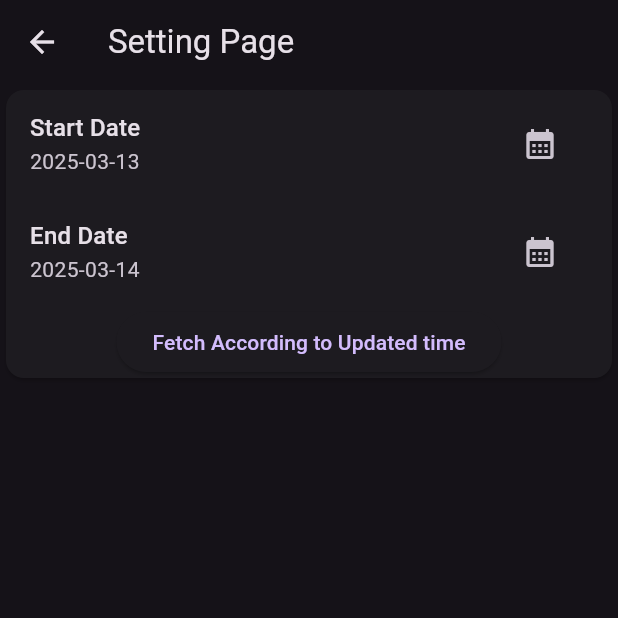
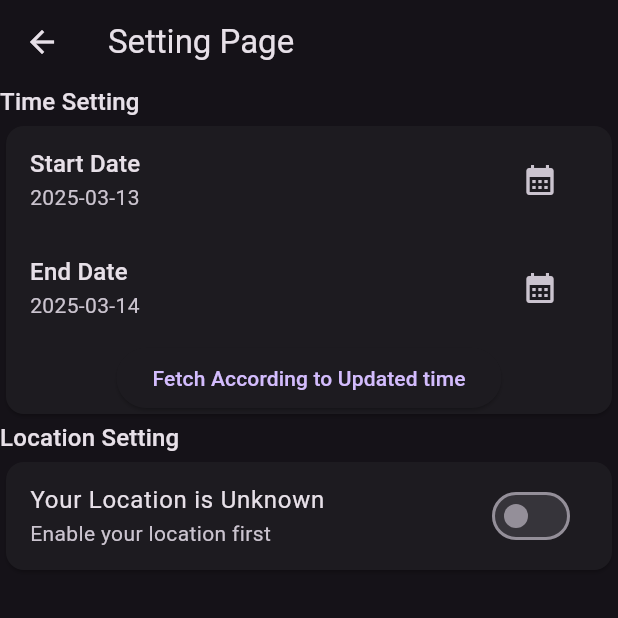
Before and after one commit to Shivam-officials/earthquake_app, a Flutter app: the screen it shows after launch, after a tap on the "settings" icon, on a phone screen of 412 x 824 dp, the top half of it. Run offline on Flutter 3.47's test engine with Material 3 defaults, Android fonts, the phone set to English and light mode, and no system bars; our stand-ins replace flutter_easyloading, geocoding, geolocator; network calls fail.

Commit message:
fetch the data based on location

```diff
--- a/lib/pages/home_page.dart
+++ b/lib/pages/home_page.dart
@@ -4,6 +4,7 @@ import 'package:earthquake_app/pages/setting_page.dart';
 import 'package:earthquake_app/providers/app_data_provider.dart';
 import 'package:earthquake_app/utils/helper_functions.dart';
 import 'package:flutter/material.dart';
+import 'package:geolocator/geolocator.dart';
 import 'package:provider/provider.dart';
 
 class HomePage extends StatefulWidget {
@@ -18,8 +19,15 @@ class _HomePageState extends State<HomePage> {
   Widget build(BuildContext context) {
     return Scaffold(
       appBar: AppBar(
+
         title: Text('Home page'),
         actions: [
+          IconButton(
+            onPressed: () {
+              context.read<AppDataProvider>().getEarthquakeData();
+            },
+            icon: Icon(Icons.refresh),
+          ),
           IconButton(onPressed: _showSortingDialog, icon: Icon(Icons.sort)),
           IconButton(
             onPressed: () {
@@ -30,13 +38,16 @@ class _HomePageState extends State<HomePage> {
             },
             icon: Icon(Icons.settings),
           ),
+
+
         ],
       ),
       body: Center(
         child: Consumer<AppDataProvider>(
           builder: (BuildContext context, provider, Widget? child) {
+
             if (provider.earthquakeModel == null) {
-              return CircularProgressIndicator();
+               return Text("is Your data connection on?");
             } else if (provider.earthquakeModel!.features!.isEmpty) {
               return Text('No data');
             }
--- a/lib/pages/setting_page.dart
+++ b/lib/pages/setting_page.dart
@@ -1,5 +1,6 @@
 import 'package:earthquake_app/providers/app_data_provider.dart';
 import 'package:flutter/material.dart';
+import 'package:flutter_easyloading/flutter_easyloading.dart';
 import 'package:provider/provider.dart';
 
 class SettingPage extends StatefulWidget {
@@ -18,6 +19,10 @@ class _SettingPageState extends State<SettingPage> {
         builder:
             (context, provider, child) => ListView(
               children: [
+                Text(
+                  "Time Setting",
+                  style: Theme.of(context).textTheme.titleMedium,
+                ),
                 Card(
                   child: Column(
                     children: [
@@ -28,10 +33,10 @@ class _SettingPageState extends State<SettingPage> {
                         ),
                         subtitle: Text(provider.startTime),
                         trailing: IconButton(
-                          onPressed: () async{
+                          onPressed: () async {
                             final dt = await selectDate();
-                            if(dt != null){
-                             provider.setStartDate(dt);
+                            if (dt != null) {
+                              provider.setStartDate(dt);
                             }
                           },
                           icon: Icon(Icons.calendar_month),
@@ -44,9 +49,9 @@ class _SettingPageState extends State<SettingPage> {
                         ),
                         subtitle: Text(provider.endTime),
                         trailing: IconButton(
-                          onPressed: () async{
+                          onPressed: () async {
                             final dt = await selectDate();
-                            if(dt != null){
+                            if (dt != null) {
                               provider.setEndDate(dt);
                             }
                           },
@@ -62,13 +67,36 @@ class _SettingPageState extends State<SettingPage> {
                     ],
                   ),
                 ),
+                Text(
+                  "Location Setting",
+                  style: Theme.of(context).textTheme.titleMedium,
+                ),
+                Card(
+                  child: SwitchListTile(
+                    value: provider.shouldUseLocation,
+                    title: Text(
+                      provider.currentCity ?? "Your Location is Unknown ",
+                    ),
+                    subtitle:
+                        provider.currentCity == null
+                            ? Text("Enable your location first")
+                            : Text(
+                              'Earthquake data wilt be shown within ${provider.maxRadiusKm} km radius from ${provider.currentCity}',
+                            ),
+                    onChanged: (value) async{
+                      EasyLoading.show(status: "Getting current location...");
+                      provider.setLocation(value);
+                      EasyLoading.dismiss();
+                    },
+                  ),
+                ),
               ],
             ),
       ),
     );
   }
 
-  Future<DateTime?> selectDate() async{
+  Future<DateTime?> selectDate() async {
     final dt = await showDatePicker(
       initialDate: DateTime.now(),
       firstDate: DateTime(2000),
@@ -76,7 +104,7 @@ class _SettingPageState extends State<SettingPage> {
       context: context,
     );
 
-    if(dt != null){
+    if (dt != null) {
       return dt;
     }
     return null;
```
Also changed, not shown: lib/providers/app_data_provider.dart (+91 -2 lines), 1 other file.
